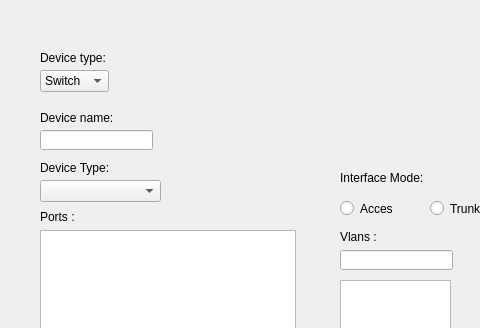
Above: data/ui/commissioning_tool.ui from qwertyjuju/NetworkManager before the change; both pictures show x 0 to 480 and y 0 to 328 of the 800 by 600 pixel window. Below: the same form after it.
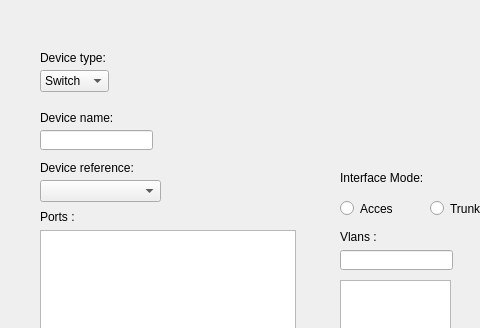
That is the form after the change.

Commit message: correction probleme comboBox

What changed in the file:
```diff
--- a/data/ui/commissioning_tool.ui
+++ b/data/ui/commissioning_tool.ui
@@ -130,12 +130,12 @@
      <rect>
       <x>40</x>
       <y>160</y>
-      <width>81</width>
+      <width>121</width>
       <height>16</height>
      </rect>
     </property>
     <property name="text">
-     <string>Device Type: </string>
+     <string>Device reference: </string>
     </property>
    </widget>
    <widget class="QLabel" name="label_4">
```
Left out of the diff: 2 changed lines with no effect on the pictures. The commit also changes 5 other files.
